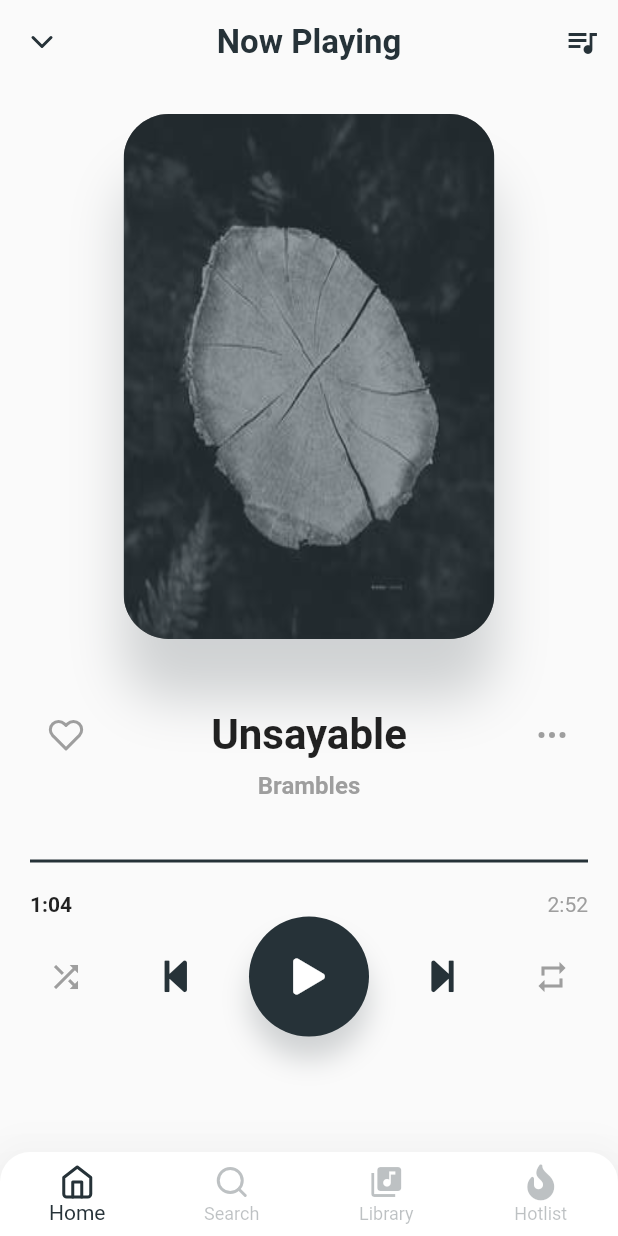
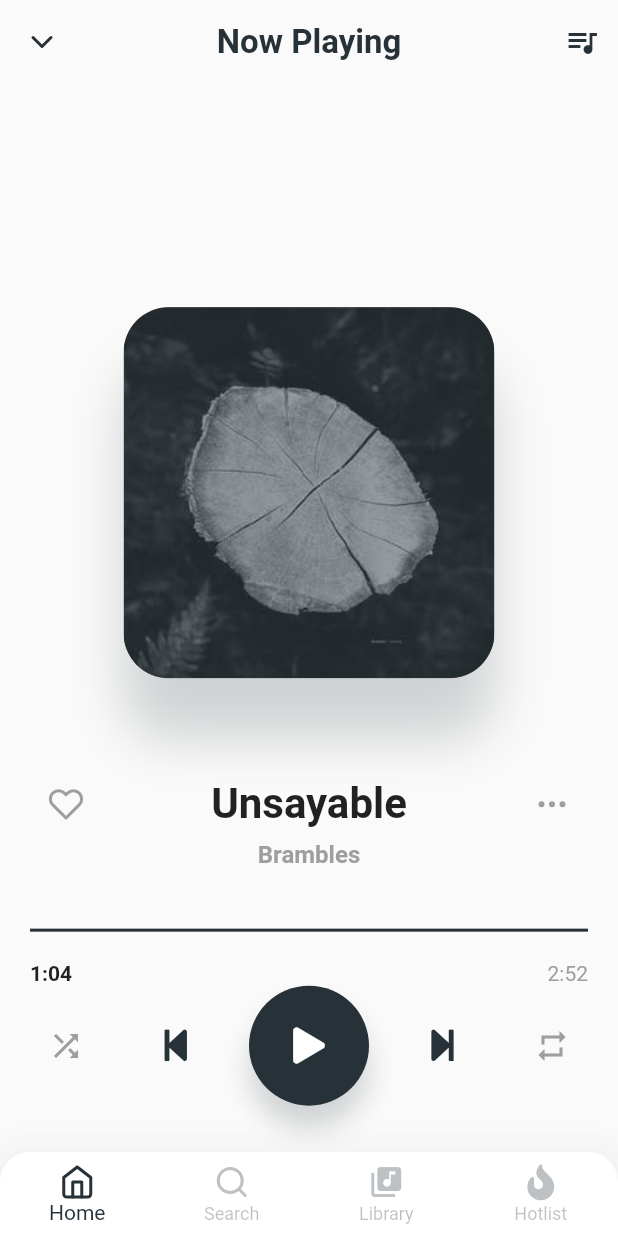
Before and after one commit to michaelmartins09/ui_player_flutter, a Flutter app: the screen it shows after launch, on a phone screen of 412 x 824 dp. Run offline on Flutter 3.47's test engine with Material 2 defaults, Android fonts, the phone set to English and light mode, and no system bars; our stand-ins replace flutter_feather_icons, font_awesome_flutter.

```diff
--- a/lib/app/pages/home/tabs/home_tab.dart
+++ b/lib/app/pages/home/tabs/home_tab.dart
@@ -32,9 +32,8 @@ class _HomeTabState extends State<HomeTab> {
         child: Center(
           child: Column(
             children: <Widget>[
-              Expanded(
-                flex: 2,
-                child: Container(
+              Expanded(child: Container(), flex: 1,),
+              Container(
                 width: size.width * 0.60,
                 height: size.width * 0.60,
                 decoration: BoxDecoration(
@@ -68,8 +67,7 @@ class _HomeTabState extends State<HomeTab> {
                   ],
                 )
               ),
-              ),
-              SizedBox(height: 40),
+              SizedBox(height: 60),
               Column(
                 children: <Widget>[
                   Row(
```
Also changed, not shown: ui_player.png, 1 other file. Lines whose indentation alone changed are shown as unchanged.
